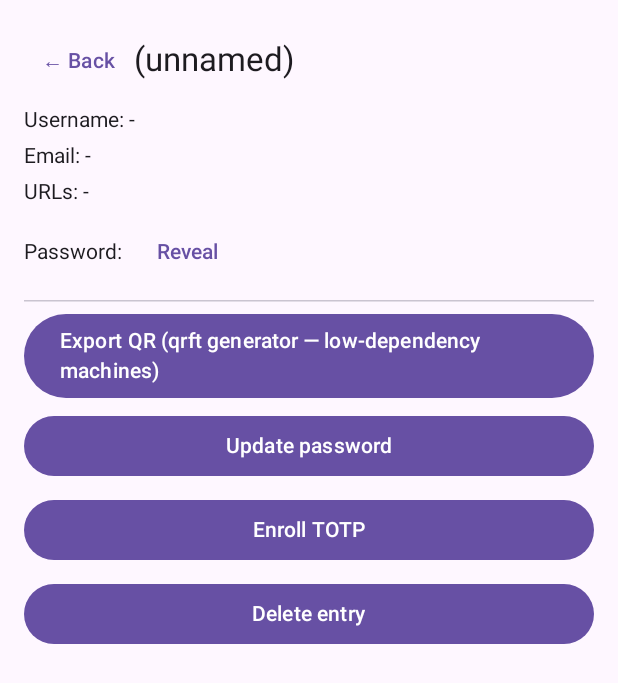
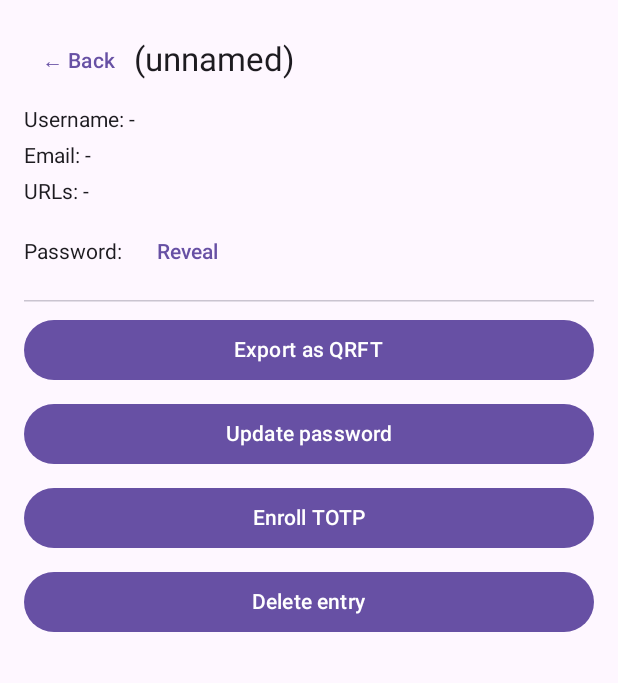
Before and after one commit to chrislengerich/offlinepass, an Android app built with Jetpack Compose: the composable EntryDetailScreen called with empty values, on a phone screen of 412 x 824 dp. Shown: the top 683 px of the screen. Run offline under Robolectric (Android 15) with nearby library versions, the phone set to English and light mode, and no system bars.

Commit message:
Export button label: 'Export as QRFT'

```diff
--- a/android/app/src/main/java/com/linuxpass/app/ui/Detail.kt
+++ b/android/app/src/main/java/com/linuxpass/app/ui/Detail.kt
@@ -89,7 +89,7 @@ fun EntryDetailScreen(
 
         HorizontalDivider()
         Button(onClick = onExportQr, modifier = Modifier.fillMaxWidth()) {
-            Text("Export QR (qrft generator — low-dependency machines)")
+            Text("Export as QRFT")
         }
         Button(onClick = onUpdatePassword, modifier = Modifier.fillMaxWidth()) { Text("Update password") }
         if (item.totpUri.isBlank()) {
```
